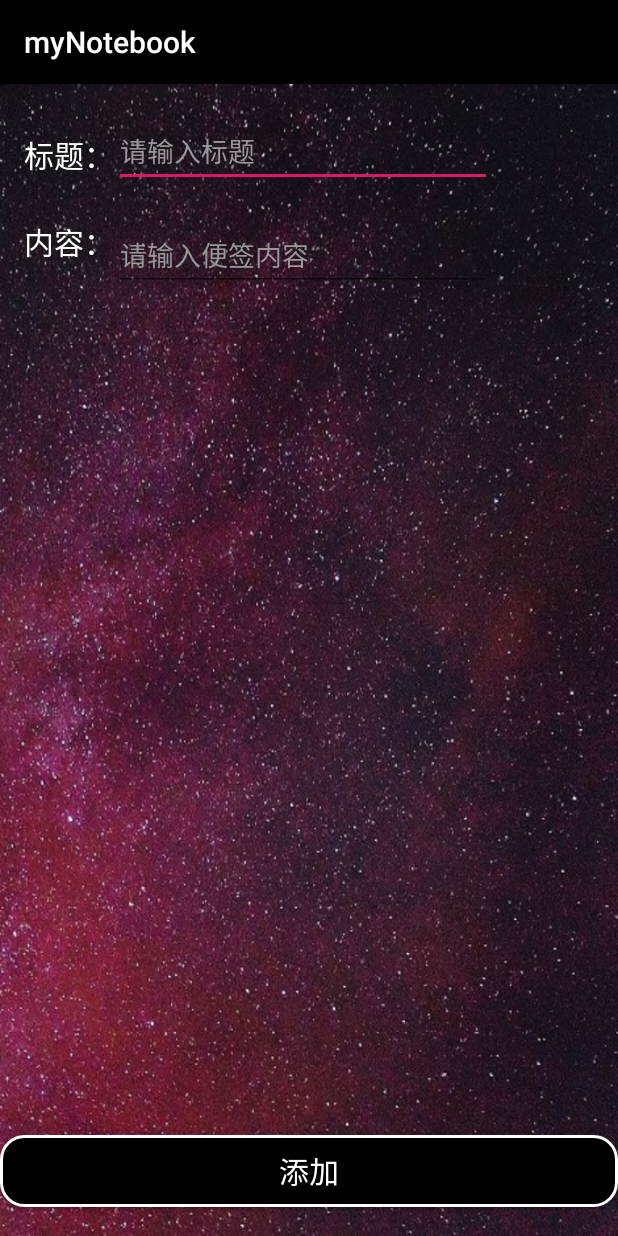
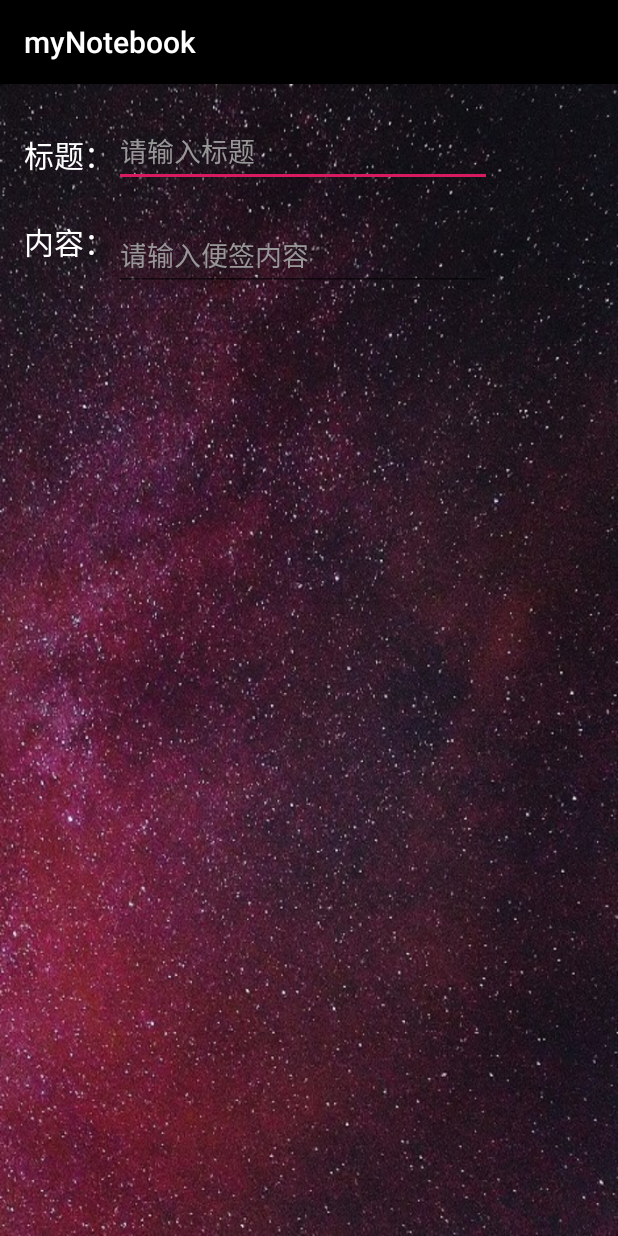
Before and after one commit to XMeleny/myNotebook, an Android app: the screen it shows after launch (AddActivity), after a tap on an icon or button, on a phone screen of 412 x 824 dp. Run offline under Robolectric (Android 15) with nearby library versions, the phone set to English and light mode, and no system bars.

Commit message:
feature: backpress 就update

```diff
--- a/app/src/main/java/com/example/mynotebook/AddActivity.java
+++ b/app/src/main/java/com/example/mynotebook/AddActivity.java
@@ -3,8 +3,7 @@ package com.example.mynotebook;
 import android.content.ContentValues;
 import android.database.sqlite.SQLiteDatabase;
 import android.os.Bundle;
-import android.view.View;
-import android.widget.Button;
+import android.text.TextUtils;
 import android.widget.EditText;
 import android.widget.Toast;
 
@@ -13,31 +12,39 @@ import androidx.appcompat.app.AppCompatActivity;
 public class AddActivity extends AppCompatActivity {
 
     private MyDatabaseHelper dbHelper;
+    private SQLiteDatabase db;
+
+    private EditText etTitle;
+    private EditText etContent;
 
     @Override
     protected void onCreate(Bundle savedInstanceState) {
         super.onCreate(savedInstanceState);
         setContentView(R.layout.activity_add);
 
-        Button btn_add = findViewById(R.id.insert);
-        btn_add.setOnClickListener(new View.OnClickListener() {
+        dbHelper = new MyDatabaseHelper(AddActivity.this, "notebook.db", null, 1);
+        db = dbHelper.getWritableDatabase();
+
+        etTitle = findViewById(R.id.titleEdit);
+        etContent = findViewById(R.id.contentEdit);
+    }
+
     @Override
-            public void onClick(View view) {
-                dbHelper = new MyDatabaseHelper(AddActivity.this, "notebook.db", null, 1);
-                SQLiteDatabase db = dbHelper.getWritableDatabase();
+    public void onBackPressed() {
+        super.onBackPressed();
+        String title = etTitle.getText().toString();
+        String content = etContent.getText().toString();
+
+        if (!TextUtils.isEmpty(title) || !TextUtils.isEmpty(content)) {
             ContentValues values = new ContentValues();
 
             values.put("title", ((EditText) findViewById(R.id.titleEdit)).getText().toString());
             values.put("content", ((EditText) findViewById(R.id.contentEdit)).getText().toString());
 
             long res = db.insert("NOTE", null, values);
-                if (res != -1) {
-                    Toast.makeText(AddActivity.this, "insert Successful", Toast.LENGTH_SHORT).show();
-                } else {
+            if (res == -1) {
                 Toast.makeText(AddActivity.this, "insert failed", Toast.LENGTH_SHORT).show();
             }
-                finish();
-            }
-        });
         }
     }
+}
--- a/app/src/main/java/com/example/mynotebook/MainActivity.java
+++ b/app/src/main/java/com/example/mynotebook/MainActivity.java
@@ -25,18 +25,21 @@ public class MainActivity extends AppCompatActivity {
     private ImageButton add;
 
     private MyDatabaseHelper helper;
+    private SQLiteDatabase db;
     private List<Record> recordList = new ArrayList<>();
     private RecordAdapter adapter;
-
 
     @Override
     protected void onCreate(Bundle savedInstanceState) {
         super.onCreate(savedInstanceState);
         setContentView(R.layout.activity_main);
 
+        adapter = new RecordAdapter(this, recordList);
 
-        helper = new MyDatabaseHelper(this, "notebook.db", null, 1);
-        helper.getWritableDatabase();
+        recyclerView = findViewById(R.id.recycleView);
+        layoutManager = new StaggeredGridLayoutManager(2, StaggeredGridLayoutManager.VERTICAL);
+        recyclerView.setLayoutManager(layoutManager);
+        recyclerView.setAdapter(adapter);
 
         add = findViewById(R.id.add);
         add.setOnClickListener(new View.OnClickListener() {
@@ -50,20 +53,15 @@ public class MainActivity extends AppCompatActivity {
 
     // TODO: 2020/7/1 recyclerView绑定数据库而非list
     // TODO: 2020/7/1 添加长按功能
-
     @Override
     protected void onStart() {
         super.onStart();
-        init();
-        recyclerView = findViewById(R.id.recycleView);
-        layoutManager = new StaggeredGridLayoutManager(2, StaggeredGridLayoutManager.VERTICAL);
-        recyclerView.setLayoutManager(layoutManager);
-        adapter = new RecordAdapter(this, recordList);
-        recyclerView.setAdapter(adapter);
+        initData();
     }
 
-    private void init() {
-        SQLiteDatabase db = helper.getWritableDatabase();
+    private void initData() {
+        helper = new MyDatabaseHelper(this, "notebook.db", null, 1);
+        db = helper.getReadableDatabase();
 
         //清空list
         recordList.clear();
@@ -80,6 +78,9 @@ public class MainActivity extends AppCompatActivity {
             } while (cursor.moveToNext());
         }
         cursor.close();
+
+        adapter.setmRecordList(recordList);
+        adapter.notifyDataSetChanged();
     }
 
     //连续返回退出
--- a/app/src/main/java/com/example/mynotebook/MyDatabaseHelper.java
+++ b/app/src/main/java/com/example/mynotebook/MyDatabaseHelper.java
@@ -3,7 +3,6 @@ package com.example.mynotebook;
 import android.content.Context;
 import android.database.sqlite.SQLiteDatabase;
 import android.database.sqlite.SQLiteOpenHelper;
-import android.util.Log;
 import android.widget.Toast;
 
 import androidx.annotation.Nullable;
@@ -28,10 +27,9 @@ public class MyDatabaseHelper extends SQLiteOpenHelper {
     public void onCreate(SQLiteDatabase db) {
         try {
             db.execSQL(CREATE_NOTEBOOK);
-            Toast.makeText(mContext, "create notebook success", Toast.LENGTH_SHORT).show();
-            Log.d(TAG, "create notebook success");
         } catch (Exception e) {
             e.printStackTrace();
+            Toast.makeText(mContext, "create notebook error!", Toast.LENGTH_SHORT).show();
         }
     }
 
--- a/app/src/main/res/layout/activity_add.xml
+++ b/app/src/main/res/layout/activity_add.xml
@@ -63,22 +63,5 @@
         app:layout_constraintStart_toEndOf="@+id/context"
         app:layout_constraintTop_toTopOf="@+id/context" />
 
-    <Button
-        android:id="@+id/insert"
-        android:layout_width="match_parent"
-        android:layout_height="wrap_content"
-        android:layout_below="@id/context"
-        android:layout_marginTop="84dp"
-        android:background="@drawable/btn_shape"
-        android:text="添加"
-        android:textColor="#ffffff"
-        android:textSize="20dp"
-        app:layout_constraintBottom_toBottomOf="parent"
-        app:layout_constraintEnd_toEndOf="parent"
-        app:layout_constraintHorizontal_bias="0.0"
-        app:layout_constraintStart_toStartOf="parent"
-        app:layout_constraintTop_toBottomOf="@+id/contentEdit"
-        app:layout_constraintVertical_bias="0.961" />
-
 
 </androidx.constraintlayout.widget.ConstraintLayout>
```
Also changed, not shown: app/src/main/java/com/example/mynotebook/DetailActivity.java (+13 -32 lines), app/src/main/java/com/example/mynotebook/Utils.java (added, +33 -0 lines), app/src/main/res/layout/activity_detail.xml (+0 -11 lines). Lines whose indentation alone changed are shown as unchanged.
